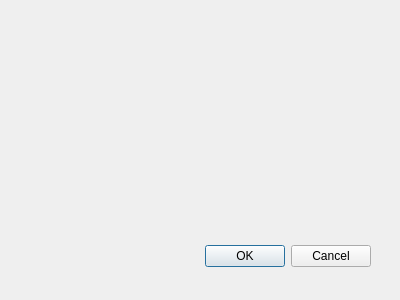
Above: multiwindemo1/dialog1.ui from riuson/multiwindemo1 before the change. Below: the same form after it.
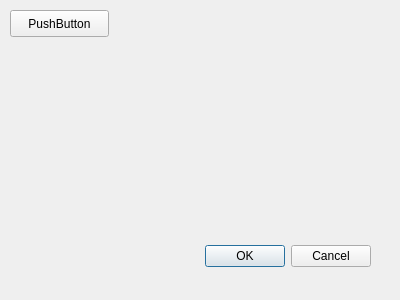
That is the form after the change.

Commit message: Added dialog in dialog

The edit to the form file:
```diff
--- a/multiwindemo1/dialog1.ui
+++ b/multiwindemo1/dialog1.ui
@@ -31,6 +31,19 @@
     <set>QDialogButtonBox::Cancel|QDialogButtonBox::Ok</set>
    </property>
   </widget>
+  <widget class="QPushButton" name="pushButton_1">
+   <property name="geometry">
+    <rect>
+     <x>10</x>
+     <y>10</y>
+     <width>99</width>
+     <height>27</height>
+    </rect>
+   </property>
+   <property name="text">
+    <string>PushButton</string>
+   </property>
+  </widget>
  </widget>
  <pixmapfunction/>
  <resources/>
```
Left out of the diff: 9 changed lines with no effect on the pictures. The commit also changes 2 other files.
